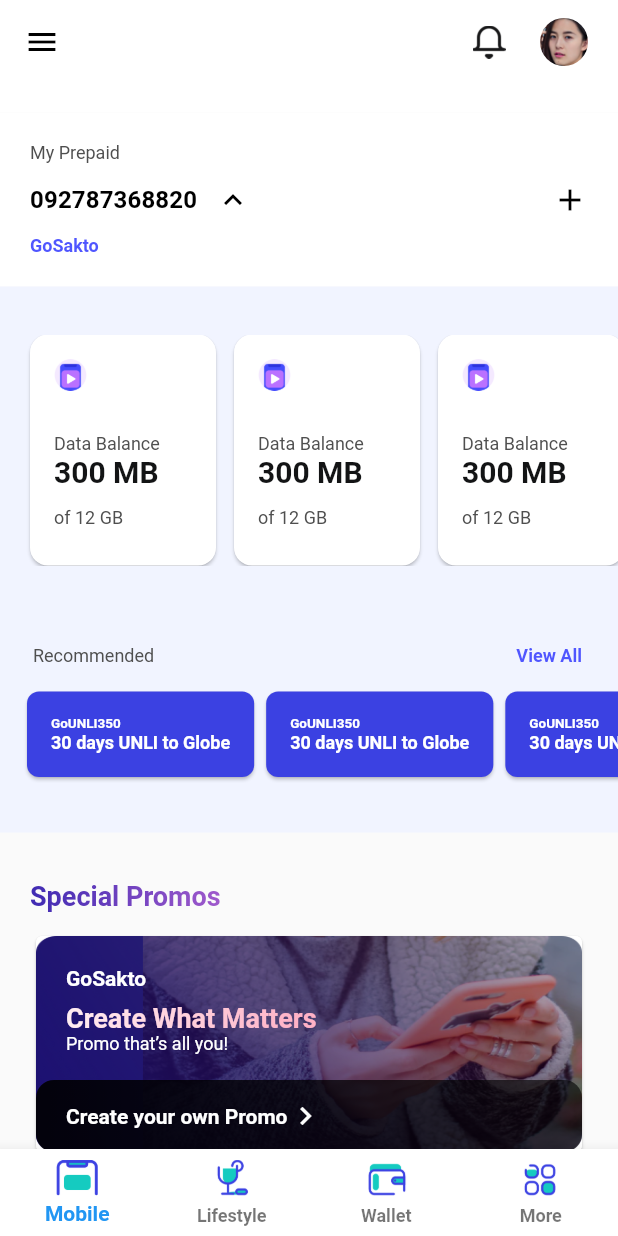
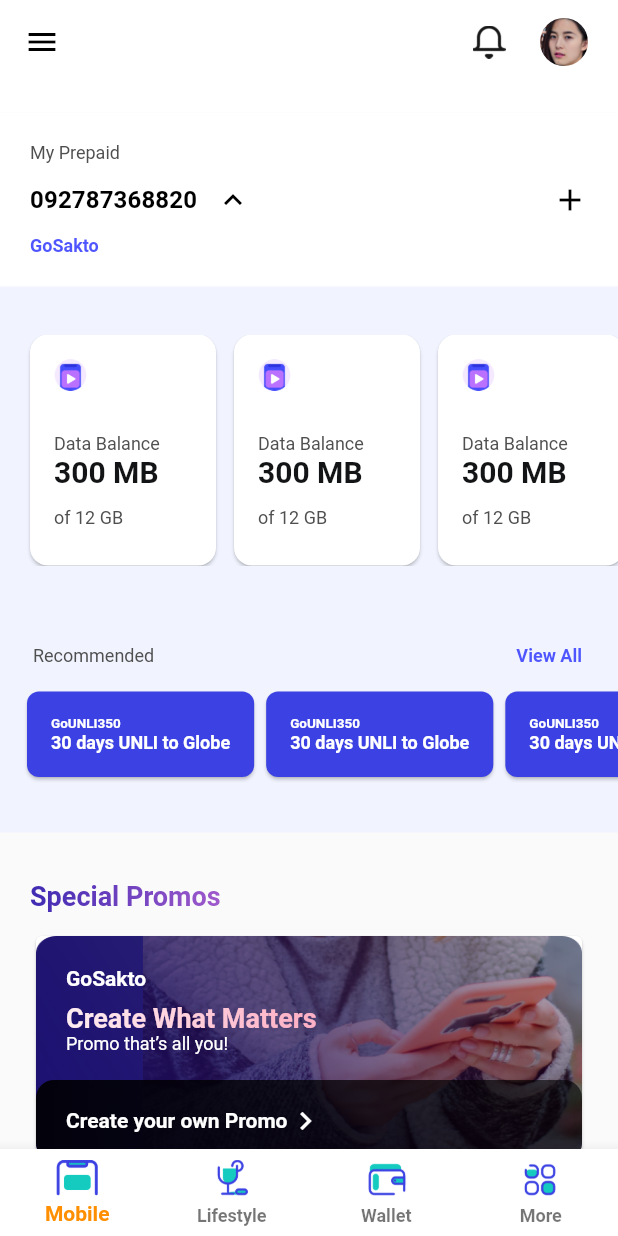
Before and after one commit to ammushajan3/globe_app, a Flutter app: the screen it shows after launch, after a tap on the "keyboard arrow down" icon, on a phone screen of 412 x 824 dp. Run offline on Flutter 3.47's test engine with Material 2 defaults, Android fonts, the phone set to English and light mode, and no system bars.

Commit message:
structure changes

```diff
--- a/lib/main.dart
+++ b/lib/main.dart
@@ -1,3 +1,4 @@
+import 'package:flutter/cupertino.dart';
 import 'package:flutter/material.dart';
 import 'package:task_app/themes/color.dart';
 import 'package:task_app/themes/themes.dart';
@@ -23,7 +24,14 @@
       drawer: Drawer(
         child: DashboardDrawer(),
       ),
-      body:DashboardBody(),
+      body: DashboardBody(),
+      // ListView.builder(
+      //   itemCount: 10,
+      //   itemBuilder: (ctx,index) =>Container(
+      //     padding: EdgeInsets.all(8.0),
+      //     child: Text('it works',style: TextStyle(color: Colors.black),),
+      //   ),),
+
       bottomNavigationBar: BottomNavBar(),
     );
   }
--- a/lib/resources/images.dart
+++ b/lib/resources/images.dart
@@ -18,4 +18,7 @@
   static const MOBILE = 'assets/images/mobile_icon.png';
   static const MORE = 'assets/images/more.png';
   static const WALLET = 'assets/images/wallet.png';
+  static const THIRTEEN_REASONS_WHY = 'assets/images/13-reasons_why.png';
+  static const DARK_HILL = 'assets/images/dark_hill.png';
+  static const TERMINATOR = 'assets/images/terminator.png';
 }
--- a/lib/widgets/common/movie_card_section.dart
+++ b/lib/widgets/common/movie_card_section.dart
@@ -42,9 +42,9 @@
           child: ListView(
             scrollDirection: Axis.horizontal,
             children: [
-              SubscriptionImageCard(),
-              SubscriptionImageCard(),
-              SubscriptionImageCard(),
+              SubscriptionImageCard(showsImage:Images.STRANGER_THINGS,),
+              SubscriptionImageCard(showsImage:Images.THIRTEEN_REASONS_WHY),
+              SubscriptionImageCard(showsImage:Images.STRANGER_THINGS),
             ],
           ),
         )
--- a/lib/widgets/common/special_promo.dart
+++ b/lib/widgets/common/special_promo.dart
@@ -79,6 +79,7 @@
                 ),
                 Container(
                   padding: EdgeInsets.fromLTRB(20, 0, 0, 0),
+                  height: 54,
                   decoration: new BoxDecoration(
                     borderRadius: BorderRadius.circular(12),
                     gradient: new LinearGradient(
--- a/lib/widgets/common/subscription_image_card.dart
+++ b/lib/widgets/common/subscription_image_card.dart
@@ -4,6 +4,12 @@
 
 
 class SubscriptionImageCard extends StatelessWidget {
+  final String showsImage;
+  SubscriptionImageCard(
+  {
+    this.showsImage,
+}
+);
   @override
   Widget build(BuildContext context) {
     return Card(
@@ -15,7 +21,7 @@
           width: 140.0,
           decoration: BoxDecoration(
             image: new DecorationImage(
-                image: new AssetImage(Images.STRANGER_THINGS), fit: BoxFit.fill),
+                image: new AssetImage(showsImage), fit: BoxFit.fill),
           )
       ),
     );
--- a/lib/widgets/dashboard_body.dart
+++ b/lib/widgets/dashboard_body.dart
@@ -33,6 +33,7 @@
             DashboardBlueBanner(),
             DashboardWhiteBanner(),
             MovieAppOfferSection(),
+
           ],
         ),
       ),
--- a/lib/widgets/nav_bar.dart
+++ b/lib/widgets/nav_bar.dart
@@ -6,12 +6,48 @@
 import 'package:task_app/widgets/dashboard_body.dart';
 import 'package:task_app/widgets/dashboard_drawer.dart';
 
-class BottomNavBar extends StatelessWidget {
+class BottomNavBar extends StatefulWidget {
+  BottomNavBar({Key key}) : super(key: key);
+
+  @override
+  _BottomNavBarState createState() => _BottomNavBarState();
+}
+
+/// This is the private State class that goes with BottomNavBar.
+class _BottomNavBarState extends State<BottomNavBar> {
+  int _selectedIndex = 0;
+  static const TextStyle optionStyle =
+  TextStyle(fontSize: 30, fontWeight: FontWeight.bold);
+  static const List<Widget> _widgetOptions = <Widget>[
+    Text(
+      'Index 0: Home',
+      style: optionStyle,
+    ),
+    Text(
+      'Index 1: Business',
+      style: optionStyle,
+    ),
+    Text(
+      'Index 2: School',
+      style: optionStyle,
+    ),
+    Text(
+      'Index 2: School',
+      style: optionStyle,
+    ),
+  ];
+
+  void _onItemTapped(int index) {
+    setState(() {
+      _selectedIndex = index;
+    });
+  }
+
   @override
   Widget build(BuildContext context) {
     return Theme(
       data: Theme.of(context).copyWith(
-          // canvasColor: Colors.green,
+        // canvasColor: Colors.green,
           primaryColor: AppColors.COLOR_BLACK,
           textTheme: Theme.of(context).textTheme.copyWith(
               caption: TextStyle(color: AppColors.COLOR_BLACK)
@@ -38,8 +74,50 @@
             label: 'More',
           ),
         ],
+        currentIndex: _selectedIndex,
+        selectedItemColor: Colors.amber[800],
+        onTap: _onItemTapped,
         // selectedItemColor: AppColors.COLOR_BLACK,
       ),
     );
   }
 }
+
+
+// class BottomNavBar extends StatelessWidget {
+//   @override
+//   Widget build(BuildContext context) {
+//     return Theme(
+//       data: Theme.of(context).copyWith(
+//           // canvasColor: Colors.green,
+//           // primaryColor: AppColors.COLOR_BLACK,
+//           textTheme: Theme.of(context).textTheme.copyWith(
+//               caption: TextStyle(color: AppColors.COLOR_BLACK)
+//           )
+//       ),
+//       child: BottomNavigationBar(
+//         type: BottomNavigationBarType.fixed,
+//         backgroundColor: AppColors.COLOR_WHITE,
+//         items: <BottomNavigationBarItem>[
+//           BottomNavigationBarItem(
+//             icon: Image.asset(Images.MOBILE,height: 28,width: 28,),
+//             label: 'Mobile',
+//           ),
+//           BottomNavigationBarItem(
+//             icon: Image.asset(Images.LIFE_STYLE,height: 28,width: 28,),
+//             label: 'Lifestyle',
+//           ),
+//           BottomNavigationBarItem(
+//             icon: Image.asset(Images.WALLET,height: 28,width: 28,),
+//             label: 'Wallet',
+//           ),
+//           BottomNavigationBarItem(
+//             icon: Image.asset(Images.MORE,height: 28,width: 28,),
+//             label: 'More',
+//           ),
+//         ],
+//         // selectedItemColor: AppColors.COLOR_BLACK,
+//       ),
+//     );
+//   }
+// }
```
Also changed, not shown: assets/images/13-reasons_why.png (added), assets/images/dark_hill.png (added), assets/images/terminator.png (added), 3 other files.
